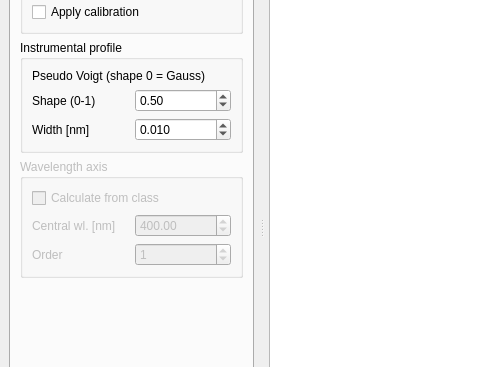
Old version of the form OES_toolbox/ui/main.ui in the repository Julian-Held/OES-toolbox; both pictures show x 0 to 480 and y 172 to 539 of the 1280 by 800 pixel window.
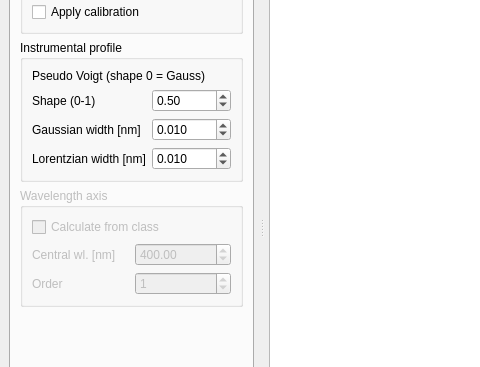
New version of the form. The open tabs and pages were chosen to show the change. Icons and pictures are not drawn. Custom widgets are drawn as their Qt base class.

Commit message:
Refactor instrumental broadening, use the widget values for simulation or initial estimate of fit.
* Use separate sigma/gamma instead of mixing parameter, to align with Moose and scipy
* Settings UI class no longer responsible for the calculation, happens locally in thread when needed.
* Updated ui file

The edit to the form file:
```diff
--- a/OES_toolbox/ui/main.ui
+++ b/OES_toolbox/ui/main.ui
@@ -342,28 +342,44 @@
            <property name="title">
             <string>Instrumental profile</string>
            </property>
-           <layout class="QVBoxLayout" name="verticalLayout_14">
-            <item>
-             <widget class="QLabel" name="label_16">
-              <property name="text">
-               <string>Pseudo Voigt (shape 0 = Gauss)</string>
+           <layout class="QGridLayout" name="gridLayout">
+            <item row="2" column="1">
+             <widget class="SpinBox" name="mol_instr_w">
+              <property name="decimals">
+               <number>3</number>
+              </property>
+              <property name="maximum">
+               <double>10.000000000000000</double>
+              </property>
+              <property name="minimum">
+               <double>0.0001</double>
+              </property>
+              <property name="singleStep">
+               <double>0.010000000000000</double>
+              </property>
+              <property name="value">
+               <double>0.010000000000000</double>
+              </property>
+              <property name="toolTip">
+               <string>Gaussian stdev in nm, for Voigt profile</string>
               </property>
              </widget>
             </item>
-            <item>
-             <layout class="QHBoxLayout" name="horizontalLayout_33">
-              <item>
+            <item row="1" column="0">
                <widget class="QLabel" name="label_18">
                 <property name="text">
                  <string>Shape (0-1)</string>
                 </property>
                </widget>
               </item>
-              <item>
+            <item row="1" column="1">
                <widget class="QDoubleSpinBox" name="mol_instr_mu">
                 <property name="maximum">
                  <double>1.000000000000000</double>
                 </property>
+              <property name="minimum">
+               <double>0</double>
+              </property>
                 <property name="singleStep">
                  <double>0.100000000000000</double>
                 </property>
@@ -372,34 +388,45 @@
                 </property>
                </widget>
               </item>
-             </layout>
-            </item>
-            <item>
-             <layout class="QHBoxLayout" name="horizontalLayout_32">
-              <item>
+            <item row="2" column="0">
                <widget class="QLabel" name="label_17">
                 <property name="text">
-                 <string>Width [nm]</string>
+               <string>Gaussian width [nm]</string>
                 </property>
                </widget>
               </item>
-              <item>
-               <widget class="QDoubleSpinBox" name="mol_instr_w">
+            <item row="0" column="0" colspan="2">
+             <widget class="QLabel" name="label_16">
+              <property name="text">
+               <string>Pseudo Voigt (shape 0 = Gauss)</string>
+              </property>
+              <property name="hidden">
+               <bool>true</bool>
+              </property>
+             </widget>
+            </item>
+            <item row="3" column="0">
+             <widget class="QLabel" name="label_19">
+              <property name="text">
+               <string>Lorentzian width [nm]</string>
+              </property>
+             </widget>
+            </item>
+            <item row="3" column="1">
+             <widget class="SpinBox" name="mol_instr_gamma">
                 <property name="decimals">
                  <number>3</number>
                 </property>
+              <property name="minimum">
+                <double>0.0001</double>
+              </property>
                 <property name="maximum">
-                 <double>10.000000000000000</double>
-                </property>
-                <property name="singleStep">
-                 <double>0.010000000000000</double>
+                <double>10.0</double>
                 </property>
                 <property name="value">
                  <double>0.010000000000000</double>
                 </property>
                </widget>
-              </item>
-             </layout>
             </item>
            </layout>
           </widget>
```
Left out of the diff: 14 changed lines with no effect on the pictures. The commit also changes 2 other files.
